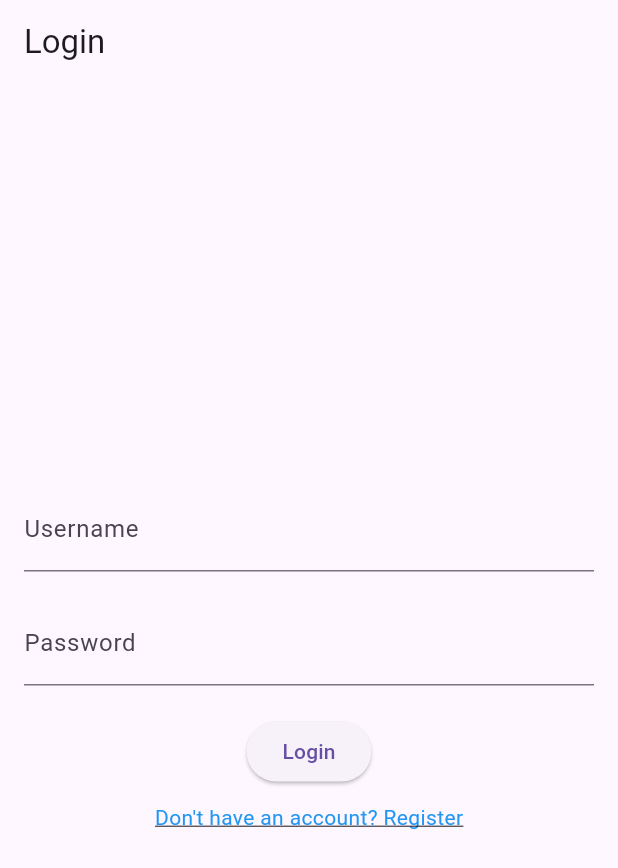
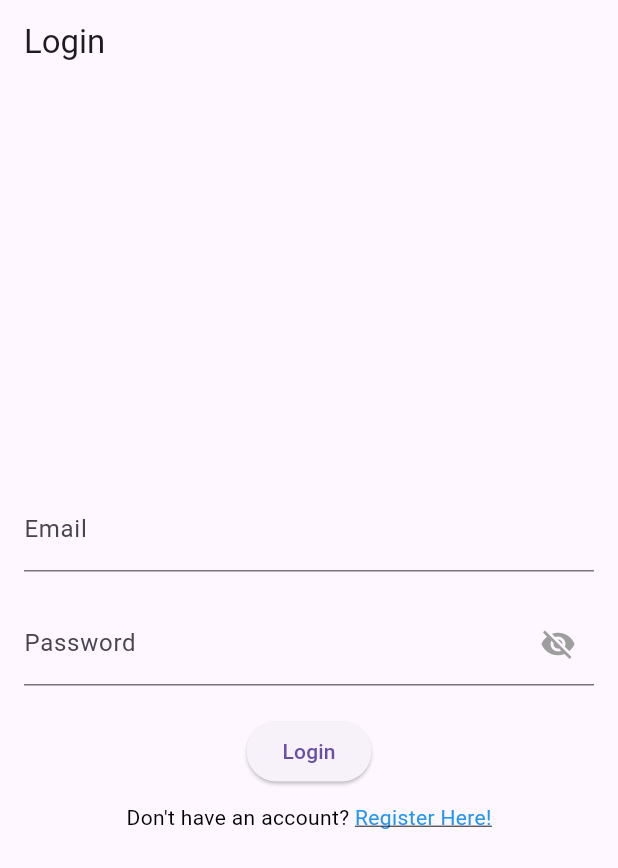
Before and after one commit to MosheT01/Speech-Therapy-For-Kids-With-Speech-impediments-Using-Speech-Recognition-Technologies, a Flutter app: the screen it shows after launch, after a tap on "Login", on a phone screen of 412 x 824 dp. Shown: the top 868 px of the screen. Run offline on Flutter 3.47's test engine with Material 3 defaults, Android fonts, the phone set to English and light mode, and no system bars; our stand-ins replace firebase_auth, firebase_core; accounts and stored records are empty; generated files the repository leaves out were written again; network calls fail.

```diff
--- a/speech_therapy/lib/main.dart
+++ b/speech_therapy/lib/main.dart
@@ -3,6 +3,8 @@ import 'therapist_home_page.dart'; // Import the therapist homepage file
 import 'registrationPage.dart'; // Import the registration page file
 import 'package:firebase_core/firebase_core.dart';
 import 'firebase_options.dart';
+import 'package:flutter/gestures.dart';
+import 'package:firebase_auth/firebase_auth.dart';
 
 void main() async {
   // Ensure Firebase initialization completes before running the app
@@ -34,26 +36,26 @@ class LoginPage extends StatefulWidget {
 class _LoginPageState extends State<LoginPage> {
   TextEditingController _usernameController = TextEditingController();
   TextEditingController _passwordController = TextEditingController();
+  bool _isPasswordVisible = false; // Added for password visibility toggle
 
-  void _login() {
-    // Implement your login logic here
-    String username = _usernameController.text;
-    String password = _passwordController.text;
+  void _login() async {
+    try {
+      UserCredential userCredential = await FirebaseAuth.instance.signInWithEmailAndPassword(
+        email: _usernameController.text,
+        password: _passwordController.text,
+      );
 
-    // For now, let's just print the username and password
-    print('Username: $username');
-    print('Password: $password');
-
-    // Check if the username and password are correct
-    // For demonstration purposes, assume successful login
-    if (username == 'therapist' && password == 'password') {
-      // Navigate to the therapist homepage
+      // If login is successful, navigate to the therapist homepage
       Navigator.push(
         context,
         MaterialPageRoute(builder: (context) => TherapistHomePage()),
       );
+    } catch (e) {
+      print('Login failed: $e');
+      // Handle login failure here
     }
   }
+
 
   void _navigateToRegistration() {
     // Navigate to the registration page
@@ -77,15 +79,27 @@ class _LoginPageState extends State<LoginPage> {
             TextField(
               controller: _usernameController,
               decoration: InputDecoration(
-                labelText: 'Username',
+                labelText: 'Email',
+                hintText: 'example@mail.com', // Add preview text here
               ),
             ),
             SizedBox(height: 20.0),
             TextField(
               controller: _passwordController,
-              obscureText: true,
+              obscureText: !_isPasswordVisible, // Toggle the obscuring of text
               decoration: InputDecoration(
                 labelText: 'Password',
+                suffixIcon: IconButton(
+                  icon: Icon(
+                    _isPasswordVisible ? Icons.visibility : Icons.visibility_off,
+                    color: Colors.grey,
+                  ),
+                  onPressed: () {
+                    setState(() {
+                      _isPasswordVisible = !_isPasswordVisible;
+                    });
+                  },
+                ),
               ),
             ),
             SizedBox(height: 20.0),
@@ -96,11 +110,21 @@ class _LoginPageState extends State<LoginPage> {
             SizedBox(height: 10.0), // Add some spacing
             GestureDetector(
               onTap: _navigateToRegistration,
-              child: Text(
-                "Don't have an account? Register",
-                style: TextStyle(
-                  color: Colors.blue,
-                  decoration: TextDecoration.underline,
+              child: Text.rich(
+                TextSpan(
+                  text: "Don't have an account? ",
+                  style: TextStyle(
+                    color: Colors.black, // Change the color of the regular text
+                  ),
+                  children: <TextSpan>[
+                    TextSpan(
+                      text: "Register Here!",
+                      style: TextStyle(
+                        color: Colors.blue, // Change the color of the blue link
+                        decoration: TextDecoration.underline,
+                      ),
+                    ),
+                  ],
                 ),
               ),
             ),
```
Also changed, not shown: speech_therapy/lib/RegistrationPage.dart (+39 -3 lines).
